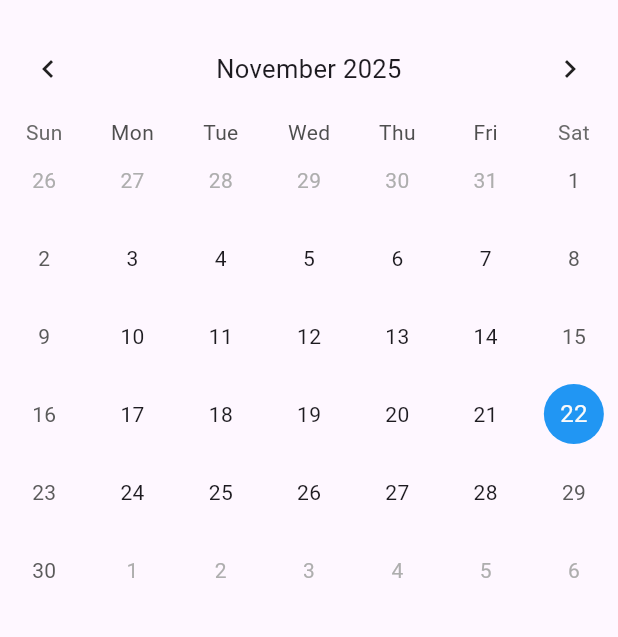
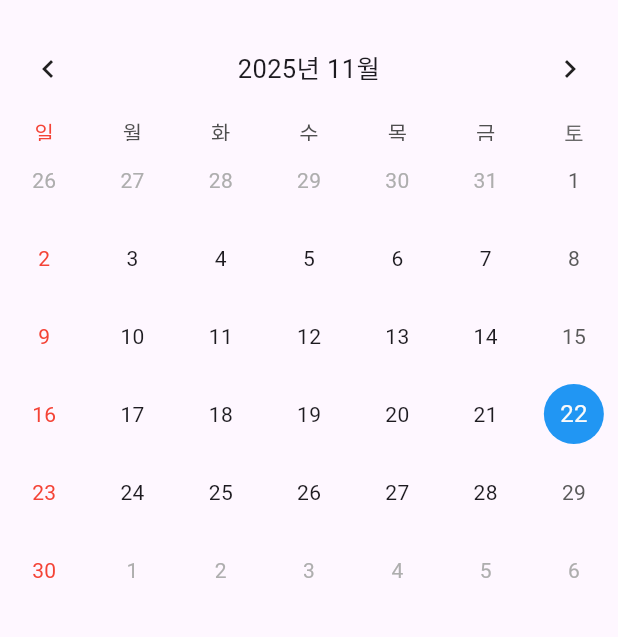
Before and after one commit to yangwon-park/calendar-flutter, a Flutter app: the HomeScreen screen opened directly, on a phone screen of 412 x 824 dp, the part 63-700 px from its top. Run offline on Flutter 3.47's test engine with Material 3 defaults, Android fonts, the phone set to English and light mode, and no system bars; drawn by our look-alikes of table_calendar; our stand-ins replace google_sign_in; missing offline and left inert: kakao_flutter_sdk_user.

Commit message:
feat: Add Korean locale and Sunday styling to TableCalendar, initialize date formatting, and configure app routes.

```diff
--- a/lib/main.dart
+++ b/lib/main.dart
@@ -1,10 +1,13 @@
 import 'package:flutter/material.dart';
 import 'package:front_flutter/src/features/authentication/screens/login_screen.dart';
+import 'package:front_flutter/src/features/home/screens/home_screen.dart';
+import 'package:intl/date_symbol_data_local.dart';
 import 'package:kakao_flutter_sdk_user/kakao_flutter_sdk_user.dart';
 
 void main() async {
   WidgetsFlutterBinding.ensureInitialized();
 
+  await initializeDateFormatting();
   KakaoSdk.init(nativeAppKey: '92146bf0744fd09558e95de9c9f4249a');
 
   runApp(const MyApp());
@@ -22,6 +25,10 @@ class MyApp extends StatelessWidget {
         useMaterial3: true,
       ),
       home: const LoginScreen(),
+      routes: {
+        '/login': (context) => const LoginScreen(),
+        '/home': (context) => HomeScreen(),
+      },
     );
   }
 }
--- a/lib/src/features/home/screens/home_screen.dart
+++ b/lib/src/features/home/screens/home_screen.dart
@@ -33,6 +33,7 @@ class _HomeScreenState extends State<HomeScreen> {
       body: Column(
         children: [
           TableCalendar(
+            locale: 'ko_KR',
             firstDay: DateTime.utc(2020, 1, 1),
             lastDay: DateTime.utc(2030, 12, 31),
             focusedDay: _focusedDay,
@@ -62,6 +63,39 @@ class _HomeScreenState extends State<HomeScreen> {
               formatButtonVisible: false,
               titleCentered: true,
             ),
+            calendarBuilders: CalendarBuilders(
+              defaultBuilder: (context, day, focusedDay) {
+                if (day.weekday == DateTime.sunday) {
+                  return Center(
+                    child: Text(
+                      '${day.day}',
+                      style: const TextStyle(color: Colors.red),
+                    ),
+                  );
+                }
+                return null;
+              },
+              dowBuilder: (context, day) {
+                if (day.weekday == DateTime.sunday) {
+                  final text = const {
+                    DateTime.sunday: '일',
+                    DateTime.monday: '월',
+                    DateTime.tuesday: '화',
+                    DateTime.wednesday: '수',
+                    DateTime.thursday: '목',
+                    DateTime.friday: '금',
+                    DateTime.saturday: '토',
+                  }[day.weekday]!;
+                  return Center(
+                    child: Text(
+                      text,
+                      style: const TextStyle(color: Colors.red),
+                    ),
+                  );
+                }
+                return null;
+              },
+            ),
           ),
           const SizedBox(height: 20),
           if (_selectedDay != null)
```
